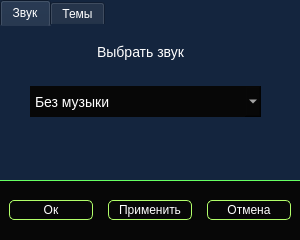
Old version of the form settings.ui in the repository Artemdjdj/checker.
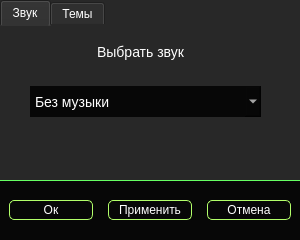
New version of the form. The open tabs and pages were chosen to show the change.

Patch:
```diff
--- a/settings.ui
+++ b/settings.ui
@@ -14,7 +14,7 @@
    <string>settings</string>
   </property>
   <property name="styleSheet">
-   <string notr="true">background-color:rgb(20, 37, 62);
+   <string notr="true">background-color:rgb(40, 40, 40);
 border:none;
 
 
```
Left out of the diff: 2 changed lines with no effect on the pictures.
